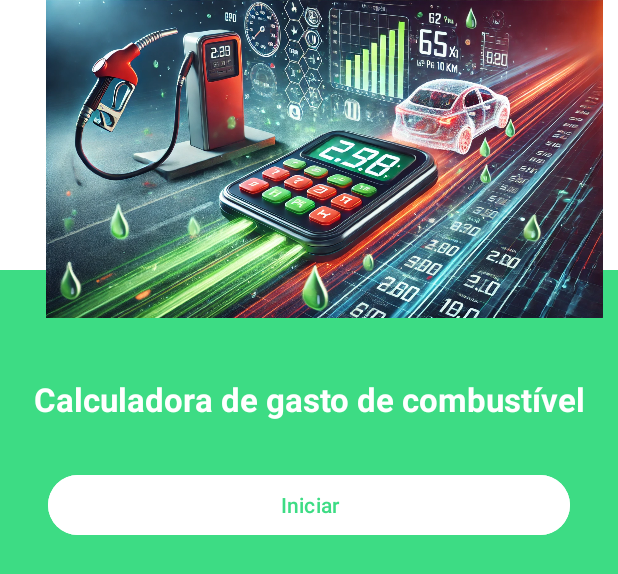
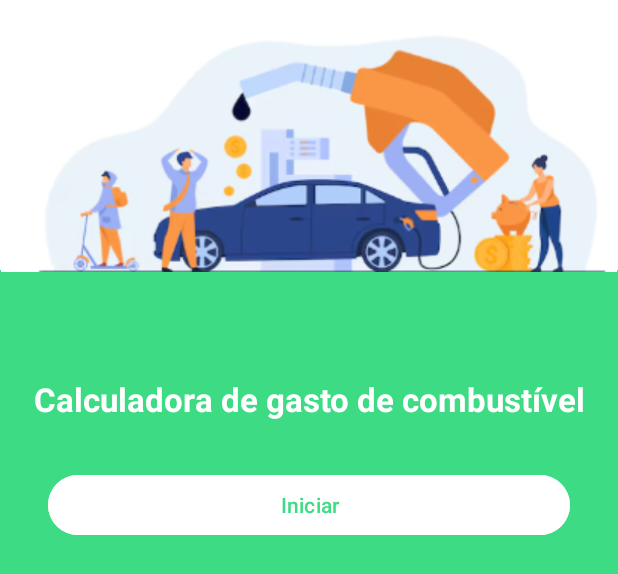
Before and after one commit to IsabeleGC/Fuel-calculator, an Android app: the layout activity_main.xml on its own in the app's theme, with its tools: preview values and no code run, on a phone screen of 412 x 824 dp. Shown: the top 574 px of the screen. Run offline under Robolectric (Android 15) with nearby library versions, the light colour scheme and no system bars.

Commit message:
atualização

```diff
--- a/app/src/main/res/layout/activity_main.xml
+++ b/app/src/main/res/layout/activity_main.xml
@@ -15,12 +15,12 @@
         app:layout_constraintTop_toTopOf="parent" />
 
     <ImageView
-        android:id="@+id/imagmain"
-        android:layout_width="522dp"
-        android:layout_height="212dp"
-        android:src="@drawable/ic_fuel6"
+        android:id="@+id/imgTitulo"
+        android:layout_width="0dp"
+        android:layout_height="181dp"
+        android:src="@drawable/ic_fuel2"
         app:layout_constraintEnd_toEndOf="parent"
-        app:layout_constraintHorizontal_bias="0.414"
+        app:layout_constraintHorizontal_bias="0.0"
         app:layout_constraintStart_toStartOf="parent"
         app:layout_constraintTop_toTopOf="parent" />
 
--- a/app/src/main/res/layout/activity_resultado.xml
+++ b/app/src/main/res/layout/activity_resultado.xml
@@ -20,8 +20,8 @@
 
     <ImageView
         android:id="@+id/imgResultado"
-        android:layout_width="393dp"
-        android:layout_height="180dp"
+        android:layout_width="413dp"
+        android:layout_height="187dp"
         android:src="@drawable/ic_fuel2"
         app:layout_constraintEnd_toEndOf="parent"
         app:layout_constraintStart_toStartOf="@+id/fundoImagem"
@@ -32,6 +32,7 @@
         android:layout_width="wrap_content"
         android:layout_height="wrap_content"
         android:text="€100.00"
+        android:layout_margin="16sp"
         android:textColor="@android:color/white"
         android:textSize="33sp"
         android:textStyle="bold"
@@ -47,6 +48,7 @@
         android:layout_height="wrap_content"
         android:text="Revisão dos dados inseridos"
         android:textColor="@android:color/white"
+        android:layout_margin="16sp"
         android:textSize="16sp"
         android:textStyle="bold"
         app:layout_constraintEnd_toEndOf="parent"
```
